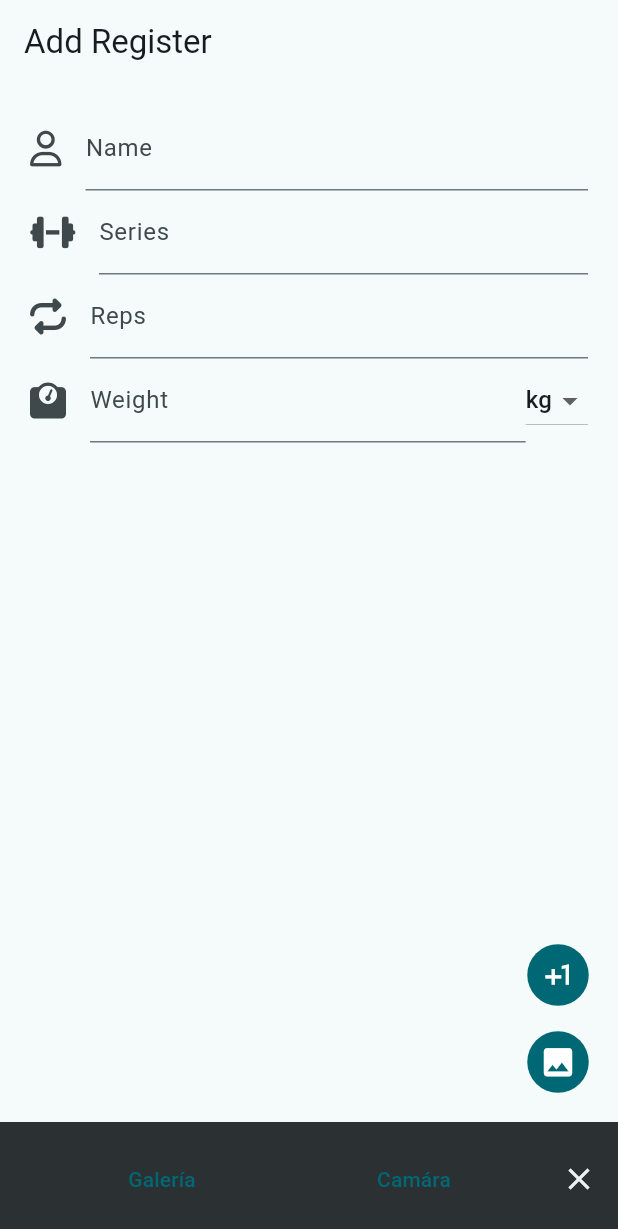
After one commit to alekelbar/GYM-manager, a Flutter app: the AddRegisterScreen screen opened by its route, after a tap on the "image" icon, on a phone screen of 412 x 824 dp. The commit adds this screen. Shown: the top 1229 px of the screen. Run offline on Flutter 3.47's test engine with Material 2 defaults, Android fonts, the phone set to English and light mode, and no system bars; our stand-ins replace bloc, cloud_firestore, equatable, firebase_auth, firebase_core, firebase_storage and 5 more; accounts and stored records are empty.

Commit message:
feat: register form

```diff
--- a/lib/config/router/app_router.dart
+++ b/lib/config/router/app_router.dart
@@ -14,5 +14,10 @@ final appRouter = GoRouter(
       builder: (context, state) => const LoginView(),
       name: LoginView.name,
     ),
+    GoRoute(
+      path: '/add_register',
+      builder: (context, state) => const AddRegisterScreen(),
+      name: AddRegisterScreen.name,
+    ),
   ],
 );
--- a/lib/infrastructure/datasources/firebase_auth_datasource_impl.dart
+++ b/lib/infrastructure/datasources/firebase_auth_datasource_impl.dart
@@ -10,24 +10,17 @@ class FirebaseAuthDatasourceImpl extends FirebaseAuthDatasource {
   Future<UserCredential?> signInWithGoogle() async {
     // Trigger the authentication flow
     try {
-      print("hello 0");
-
       final GoogleSignInAccount? googleUser = await GoogleSignIn().signIn();
 
-      print("hello 1");
       // Obtain the auth details from the request
       final GoogleSignInAuthentication? googleAuth =
           await googleUser?.authentication;
-
-      print("hello 2");
 
       // Create a new credential
       final credential = GoogleAuthProvider.credential(
         accessToken: googleAuth?.accessToken,
         idToken: googleAuth?.idToken,
       );
-
-      print("hello 3");
 
       return await FirebaseAuth.instance.signInWithCredential(credential);
     } on PlatformException catch (e) {
--- a/lib/presentation/pages/home/home_view.dart
+++ b/lib/presentation/pages/home/home_view.dart
@@ -1,12 +1,14 @@
 import 'package:flutter/material.dart';
 import 'package:flutter_bloc/flutter_bloc.dart';
 import 'package:font_awesome_flutter/font_awesome_flutter.dart';
+import 'package:go_router/go_router.dart';
 import 'package:gym_app/data/register_mock.dart';
 import 'package:gym_app/infrastructure/datasources/firebase_register_datasource_impl.dart';
 import 'package:gym_app/infrastructure/models/register_model.dart';
 import 'package:gym_app/infrastructure/repositories/firebase_register_repository_impl.dart';
 import 'package:gym_app/presentation/bloc/auth/auth_bloc.dart';
 import 'package:gym_app/presentation/helpers/get_image.dart';
+import 'package:gym_app/presentation/pages/pages.dart';
 
 class HomeView extends StatelessWidget {
   static const String name = "home-view";
@@ -169,32 +171,9 @@ class _HomeFloatActionButton extends StatelessWidget {
   Widget build(BuildContext context) {
     return FloatingActionButton(
       onPressed: () {
-        _show(context);
+        context.pushNamed(AddRegisterScreen.name);
       },
       child: const FaIcon(FontAwesomeIcons.plus),
     );
   }
 }
-
-void _show(BuildContext context) {
-  ScaffoldMessenger.of(context)
-    ..clearSnackBars()
-    ..showSnackBar(
-      SnackBar(
-        showCloseIcon: true,
-        content: Row(
-          children: [
-            TextButton(
-              onPressed: () => getImage(),
-              child: const Text("Galería"),
-            ),
-            TextButton(
-              onPressed: () => getImage(),
-              child: const Text("Camára"),
-            ),
-          ],
-        ),
-        duration: const Duration(seconds: 3),
-      ),
-    );
-}
--- a/lib/presentation/pages/pages.dart
+++ b/lib/presentation/pages/pages.dart
@@ -1,3 +1,5 @@
 export 'package:gym_app/presentation/pages/auth/login_view.dart';
 
 export 'package:gym_app/presentation/pages/home/home_view.dart';
+
+export "package:gym_app/presentation/pages/register/add_register_screen.dart";
--- /dev/null
+++ b/lib/presentation/pages/register/add_register_screen.dart
@@ -0,0 +1,132 @@
+import 'package:flutter/material.dart';
+import 'package:font_awesome_flutter/font_awesome_flutter.dart';
+import 'package:gym_app/infrastructure/models/register_model.dart';
+import 'package:gym_app/presentation/helpers/get_image.dart';
+
+class AddRegisterScreen extends StatelessWidget {
+  static const name = "add-register-screen";
+
+  const AddRegisterScreen({super.key});
+
+  @override
+  Widget build(BuildContext context) {
+    // weight types arr
+    final weightTypes =
+        WeightType.values.map((e) => e.toString().split('.').last);
+
+    return Scaffold(
+      appBar: AppBar(
+        title: const Text("Add Register"),
+      ),
+      floatingActionButton: Column(
+        mainAxisAlignment: MainAxisAlignment.end,
+        children: [
+          IconButton.filled(
+            onPressed: () {},
+            icon: const Icon(
+              Icons.plus_one,
+            ),
+            iconSize: 25,
+          ),
+          const SizedBox(
+            height: 10,
+          ),
+          IconButton.filled(
+            onPressed: () {
+              _getImage(context);
+            },
+            icon: const Icon(
+              Icons.image,
+            ),
+            iconSize: 25,
+          )
+        ],
+      ),
+      body: LayoutBuilder(
+        builder: (context, constraints) => SingleChildScrollView(
+          child: Container(
+            padding: const EdgeInsets.symmetric(vertical: 15, horizontal: 20),
+            height: constraints.maxHeight,
+            child: Column(
+              mainAxisAlignment: MainAxisAlignment.start,
+              children: [
+                //  required this.name,
+                const TextField(
+                  decoration: InputDecoration(
+                    labelText: "Name",
+                    icon: FaIcon(FontAwesomeIcons.user),
+                  ),
+                ),
+                //   required this.series,
+                const TextField(
+                  decoration: InputDecoration(
+                    labelText: "Series",
+                    icon: FaIcon(FontAwesomeIcons.dumbbell),
+                  ),
+                ),
+                //   required this.reps,
+                const TextField(
+                  decoration: InputDecoration(
+                    labelText: "Reps",
+                    icon: FaIcon(FontAwesomeIcons.repeat),
+                  ),
+                ),
+                //   required this.weight,
+                Row(
+                  children: [
+                    const Flexible(
+                      child: TextField(
+                        decoration: InputDecoration(
+                          labelText: "Weight",
+                          icon: FaIcon(FontAwesomeIcons.weightScale),
+                        ),
+                      ),
+                    ),
+                    DropdownButton(
+                      value: weightTypes.first,
+                      onChanged: (value) {},
+                      items: weightTypes.map((e) {
+                        return DropdownMenuItem(
+                          value: e,
+                          child: Text(e),
+                        );
+                      }).toList(),
+                    ),
+                  ],
+                ),
+                //   required this.weightType,
+              ],
+            ),
+          ),
+        ),
+      ),
+    );
+  }
+
+  void _getImage(BuildContext context) {
+    ScaffoldMessenger.of(context)
+      ..clearSnackBars()
+      ..showSnackBar(
+        SnackBar(
+          showCloseIcon: true,
+          content: Row(
+            children: [
+              Expanded(
+                child: TextButton(
+                  onPressed: () => getImage(),
+                  child: const Text("Galería"),
+                ),
+              ),
+              Expanded(
+                child: TextButton(
+                  onPressed: () => getImage(fromCam: true),
+                  child: const Text("Camára"),
+                ),
+              ),
+            ],
+          ),
+          duration: const Duration(seconds: 3),
+        ),
+      );
+  }
+}
```
